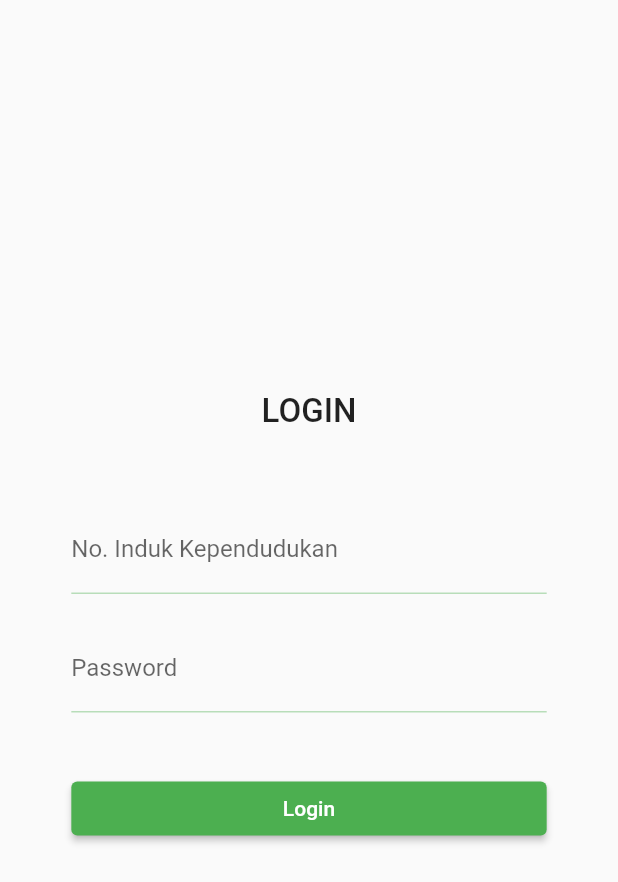
After one commit to jajaroyana505/smart-app-mobile, a Flutter app: the screen it shows after launch, on a phone screen of 412 x 824 dp. The commit adds this screen. Shown: the top 882 px of the screen. Run offline on Flutter 3.47's test engine with Material 2 defaults, Android fonts, the light colour scheme and no system bars; our stand-ins replace dio, shared_preferences.

Commit message:
menambahkan fitur login

```diff
--- /dev/null
+++ b/lib/services/login_service.dart
@@ -0,0 +1,14 @@
+import '../helper/user_info.dart';
+
+class LoginService {
+  Future<bool> login(String nik, String password) async {
+    bool isLogin = false;
+    if (nik == '3213050403010000' && password == 'jaja123') {
+      await UserInfo().setToken("admin");
+      await UserInfo().setUserID("1");
+      await UserInfo().setUsername("admin");
+      isLogin = true;
+    }
+    return isLogin;
+  }
+}
--- /dev/null
+++ b/lib/ui/login.dart
@@ -0,0 +1,98 @@
+import 'package:flutter/material.dart';
+import 'package:smart_app/ui/home_page.dart';
+import '../services/login_service.dart';
+
+class Login extends StatefulWidget {
+  const Login({Key? key}) : super(key: key);
+  _LoginState createState() => _LoginState();
+}
+
+class _LoginState extends State<Login> {
+  final _formKey = GlobalKey<FormState>();
+  final _usernameCtrl = TextEditingController();
+  final _passwordCtrl = TextEditingController();
+
+  @override
+  Widget build(BuildContext context) {
+    return Scaffold(
+      body: SingleChildScrollView(
+        child: SafeArea(
+            child: Container(
+          height: MediaQuery.of(context).size.height,
+          child: Column(
+            mainAxisAlignment: MainAxisAlignment.center,
+            children: [
+              Text("LOGIN",
+                  style: TextStyle(fontSize: 22, fontWeight: FontWeight.w500)),
+              SizedBox(height: 50),
+              Center(
+                child: Form(
+                    key: _formKey,
+                    child: Container(
+                      width: MediaQuery.of(context).size.width / 1.3,
+                      child: Column(
+                        children: [
+                          _usernameTextField(),
+                          SizedBox(height: 20),
+                          _passwordTextField(),
+                          SizedBox(height: 40),
+                          _tombolLogin(),
+                        ],
+                      ),
+                    )),
+              )
+            ],
+          ),
+        )),
+      ),
+    );
+  }
+
+  Widget _usernameTextField() {
+    return TextFormField(
+      decoration: InputDecoration(labelText: "No. Induk Kependudukan"),
+      controller: _usernameCtrl,
+    );
+  }
+
+  Widget _passwordTextField() {
+    return TextFormField(
+      decoration: InputDecoration(labelText: "Password"),
+      obscureText: true,
+      controller: _passwordCtrl,
+    );
+  }
+
+  Widget _tombolLogin() {
+    return Container(
+      width: MediaQuery.of(context).size.width,
+      child: ElevatedButton(
+        child: Text("Login"),
+        onPressed: () async {
+          String username = _usernameCtrl.text;
+          String password = _passwordCtrl.text;
+          await LoginService().login(username, password).then((value) {
+            if (value == true) {
+              Navigator.pushReplacement(context,
+                  MaterialPageRoute(builder: (context) => Home_page()));
+            } else {
+              AlertDialog alertDialog = AlertDialog(
+                content: const Text("Username atau Password Tidak Valid"),
+                actions: [
+                  ElevatedButton(
+                    onPressed: () {
+                      Navigator.pop(context);
+                    },
+                    child: const Text("OK"),
+                    style: ElevatedButton.styleFrom(primary: Colors.green),
+                  )
+                ],
+              );
+              showDialog(context: context, builder: (context) => alertDialog);
+            }
+          });
+        },
+      ),
+    );
+  }
+}
```
Also changed, not shown: lib/helper/user_info.dart (added, +48 -0 lines), lib/main.dart (+14 -14 lines), lib/ui/sidebar.dart (+11 -3 lines).
